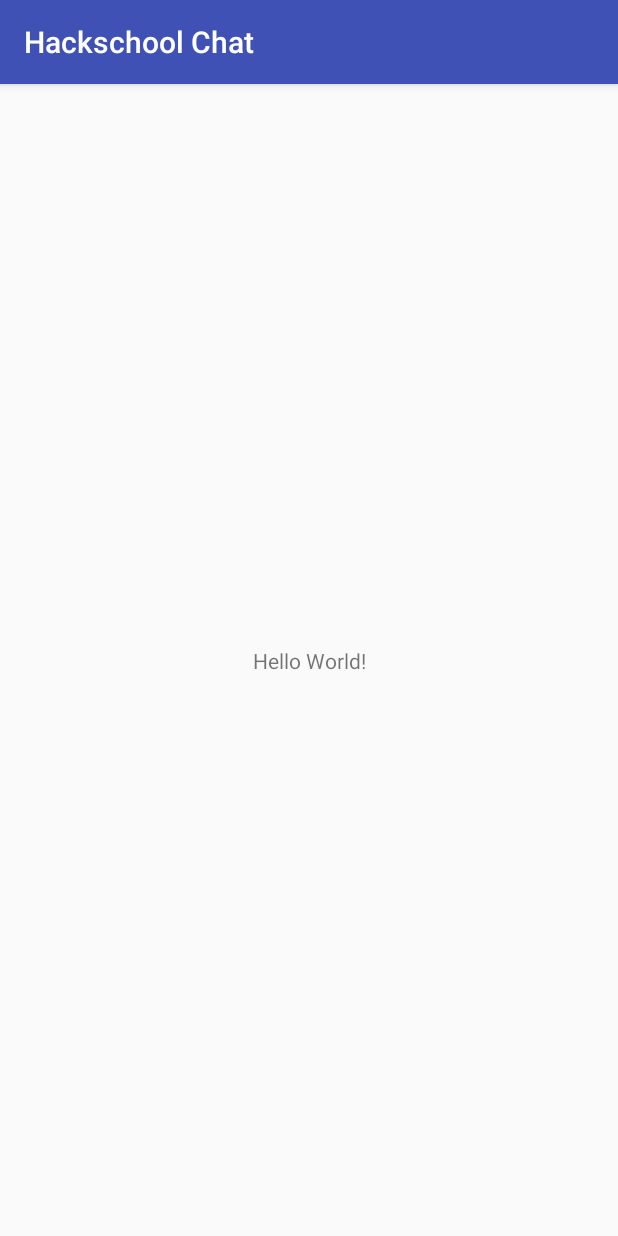
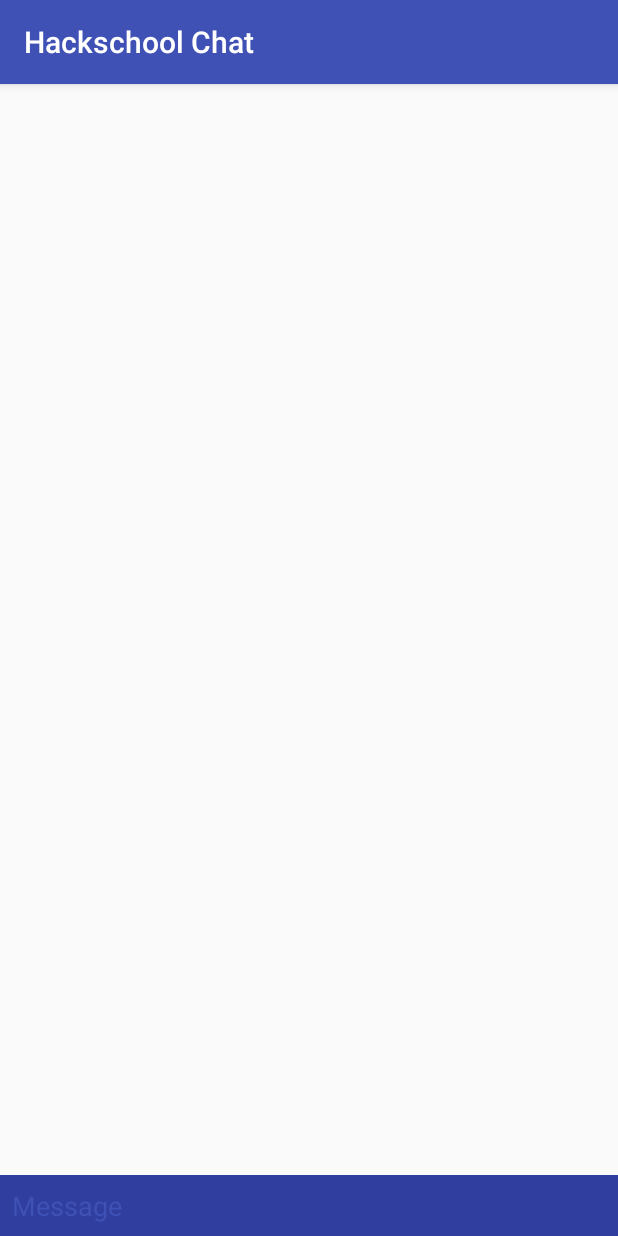
Before and after one commit to Stocard/android-hackschool, an Android app: the screen it shows after launch (MainActivity), on a phone screen of 412 x 824 dp. Run offline under Robolectric (Android 15) with nearby library versions, the phone set to English and light mode, and no system bars; libraries missing offline, so code that uses them is left out: com.airbnb.epoxy; 1 statement that could not run was skipped.

Commit message:
Sending messages to and displaying them inside an Epoxy powered RecyclerView works.

```diff
--- a/app/src/main/java/com/stocardapp/hackschoolchat/MainActivity.kt
+++ b/app/src/main/java/com/stocardapp/hackschoolchat/MainActivity.kt
@@ -1,12 +1,47 @@
 package com.stocardapp.hackschoolchat
 
+import android.os.Bundle
 import android.support.v7.app.AppCompatActivity
-import android.os.Bundle
+import android.support.v7.widget.LinearLayoutManager
+import android.view.inputmethod.EditorInfo
+import com.airbnb.epoxy.EpoxyModel
+import com.airbnb.epoxy.SimpleEpoxyAdapter
+import kotlinx.android.synthetic.main.activity_main.*
 
 class MainActivity : AppCompatActivity() {
+
+    private val simpleEpoxyAdapter = SimpleEpoxyAdapter()
+    private val messages = mutableListOf<EpoxyModel<*>>()
 
     override fun onCreate(savedInstanceState: Bundle?) {
         super.onCreate(savedInstanceState)
         setContentView(R.layout.activity_main)
+
+        chat_message_input.setOnEditorActionListener { _, actionId, _ ->
+            when (actionId) {
+                EditorInfo.IME_ACTION_DONE -> {
+                    val message = chat_message_input.text
+                    chat_message_input.text = null
+                    send(message.toString())
+                    true
+                }
+                else -> false
+            }
+        }
+    }
+
+    private fun send(message: String) {
+        val model = KotlinViewModel_()
+        model.value(message)
+        messages.add(model)
+        simpleEpoxyAdapter.removeAllModels()
+        simpleEpoxyAdapter.addModels(messages)
+    }
+
+    override fun onResume() {
+        super.onResume()
+
+        recyclerview_chat.adapter = simpleEpoxyAdapter
+        recyclerview_chat.layoutManager = LinearLayoutManager(this)
     }
 }
--- a/app/src/main/res/layout/activity_main.xml
+++ b/app/src/main/res/layout/activity_main.xml
@@ -1,19 +1,34 @@
 <?xml version="1.0" encoding="utf-8"?>
-<android.support.constraint.ConstraintLayout
-    xmlns:android="http://schemas.android.com/apk/res/android"
+<android.support.constraint.ConstraintLayout xmlns:android="http://schemas.android.com/apk/res/android"
     xmlns:app="http://schemas.android.com/apk/res-auto"
     xmlns:tools="http://schemas.android.com/tools"
     android:layout_width="match_parent"
     android:layout_height="match_parent"
     tools:context=".MainActivity">
 
-    <TextView
-        android:layout_width="wrap_content"
-        android:layout_height="wrap_content"
-        android:text="Hello World!"
-        app:layout_constraintBottom_toBottomOf="parent"
+    <android.support.v7.widget.RecyclerView
+        android:id="@+id/recyclerview_chat"
+        android:layout_width="0dp"
+        android:layout_height="0dp"
+        android:paddingLeft="8dp"
+        android:paddingRight="8dp"
+        app:layout_constraintBottom_toTopOf="@+id/chat_message_input"
         app:layout_constraintLeft_toLeftOf="parent"
         app:layout_constraintRight_toRightOf="parent"
-        app:layout_constraintTop_toTopOf="parent"/>
+        app:layout_constraintTop_toTopOf="parent" />
+
+    <android.support.v7.widget.AppCompatEditText
+        android:id="@+id/chat_message_input"
+        android:layout_width="match_parent"
+        android:layout_height="wrap_content"
+        android:background="@color/colorPrimaryDark"
+        android:hint="@string/message"
+        android:imeOptions="actionDone"
+        android:inputType="textShortMessage"
+        android:maxLines="1"
+        android:padding="8dp"
+        android:textColor="@color/colorAccent"
+        android:textColorHint="@color/colorPrimary"
+        app:layout_constraintBottom_toBottomOf="parent" />
 
 </android.support.constraint.ConstraintLayout>
--- a/app/src/main/res/values/strings.xml
+++ b/app/src/main/res/values/strings.xml
@@ -1,3 +1,4 @@
 <resources>
     <string name="app_name">Hackschool Chat</string>
+    <string name="message">Message</string>
 </resources>
```
Also changed, not shown: app/build.gradle (+10 -3 lines), app/src/main/java/com/stocardapp/hackschoolchat/KotlinView.kt (added, +22 -0 lines), app/src/main/res/layout/message.xml (added, +17 -0 lines).
